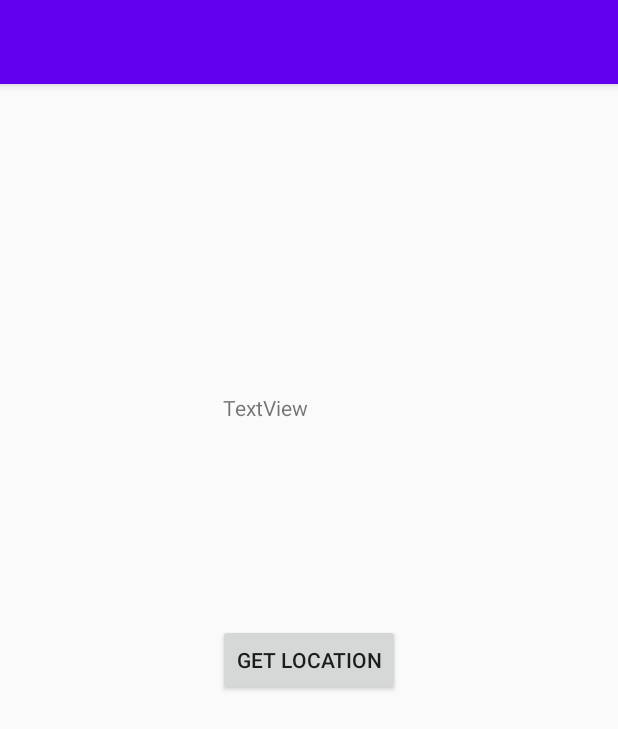
After one commit to HelpMeApp2022/Help_Me_App, an Android app: the Test_location screen opened directly, with no data from a screen before it, on a phone screen of 412 x 824 dp. The commit adds this screen. Shown: the top 729 px of the screen. Run offline under Robolectric (Android 15) with nearby library versions, the phone set to English and light mode, and no system bars.

Commit message:
SMS and Location services fully tested and working update 02/06

```diff
--- a/app/build.gradle
+++ b/app/build.gradle
@@ -1,5 +1,6 @@
 plugins {
     id 'com.android.application'
+
 }
 
 android {
@@ -33,6 +34,7 @@ dependencies {
     implementation 'com.google.android.material:material:1.6.0'
     implementation 'androidx.constraintlayout:constraintlayout:2.1.3'
     testImplementation 'junit:junit:4.+'
+    implementation 'com.google.android.gms:play-services-location:19.0.1'
     androidTestImplementation 'androidx.test.ext:junit:1.1.3'
     androidTestImplementation 'androidx.test.espresso:espresso-core:3.4.0'
 }
--- /dev/null
+++ b/app/src/main/java/com/example/helpmeapp/Test_location.java
@@ -0,0 +1,58 @@
+package com.example.helpmeapp;
+
+import androidx.appcompat.app.AppCompatActivity;
+
+import android.Manifest;
+import android.content.pm.PackageManager;
+import android.location.Location;
+import android.os.Build;
+import android.os.Bundle;
+import android.view.View;
+import android.widget.TextView;
+
+import com.google.android.gms.location.FusedLocationProviderClient;
+import com.google.android.gms.location.LocationServices;
+import com.google.android.gms.tasks.OnSuccessListener;
+
+public class Test_location extends AppCompatActivity {
+
+    private FusedLocationProviderClient fusedLocationClient;
+    private TextView textView;
+
+    @Override
+    protected void onCreate(Bundle savedInstanceState) {
+        super.onCreate(savedInstanceState);
+        setContentView(R.layout.activity_test_location);
+        fusedLocationClient = LocationServices.getFusedLocationProviderClient(this);
+        textView=findViewById(R.id.locationText);
+    }
+
+    public void showLocation(View view) {
+
+        if (Build.VERSION.SDK_INT>=Build.VERSION_CODES.M){
+
+            if (getApplicationContext().checkSelfPermission(Manifest.permission.ACCESS_FINE_LOCATION)== PackageManager.PERMISSION_GRANTED){
+
+                //get the location
+                fusedLocationClient.getLastLocation().addOnSuccessListener(new OnSuccessListener<Location>() {
+                    @Override
+                    public void onSuccess(Location location) {
+
+                        if (location!=null){
+                            double lat=location.getLatitude();
+                            double longti= location.getLongitude();
+                            textView.setText("latitude: "+lat +"Longitude: " +longti);
+                        }
+                    }
+                });
+
+
+            }
+            else{
+                requestPermissions(new String[]{Manifest.permission.ACCESS_FINE_LOCATION},1);
+
+            }
+
+        }
+    }
+}
--- /dev/null
+++ b/app/src/main/res/layout/activity_test_location.xml
@@ -0,0 +1,31 @@
+<?xml version="1.0" encoding="utf-8"?>
+<androidx.constraintlayout.widget.ConstraintLayout xmlns:android="http://schemas.android.com/apk/res/android"
+    xmlns:app="http://schemas.android.com/apk/res-auto"
+    xmlns:tools="http://schemas.android.com/tools"
+    android:layout_width="match_parent"
+    android:layout_height="match_parent"
+    tools:context=".Test_location">
+
+    <Button
+        android:id="@+id/button"
+        android:layout_width="wrap_content"
+        android:layout_height="wrap_content"
+        android:text="Get Location"
+        android:onClick="showLocation"
+        app:layout_constraintBottom_toBottomOf="parent"
+        app:layout_constraintEnd_toEndOf="parent"
+        app:layout_constraintStart_toStartOf="parent"
+        app:layout_constraintTop_toTopOf="parent" />
+
+    <TextView
+        android:id="@+id/locationText"
+        android:layout_width="113dp"
+        android:layout_height="56dp"
+        android:text="TextView"
+        app:layout_constraintBottom_toBottomOf="parent"
+        app:layout_constraintEnd_toEndOf="parent"
+        app:layout_constraintHorizontal_bias="0.498"
+        app:layout_constraintStart_toStartOf="parent"
+        app:layout_constraintTop_toTopOf="parent"
+        app:layout_constraintVertical_bias="0.289" />
+</androidx.constraintlayout.widget.ConstraintLayout>
```
Also changed, not shown: app/src/main/AndroidManifest.xml (+6 -2 lines), app/src/main/java/com/example/helpmeapp/MainActivity.java (+63 -4 lines).
